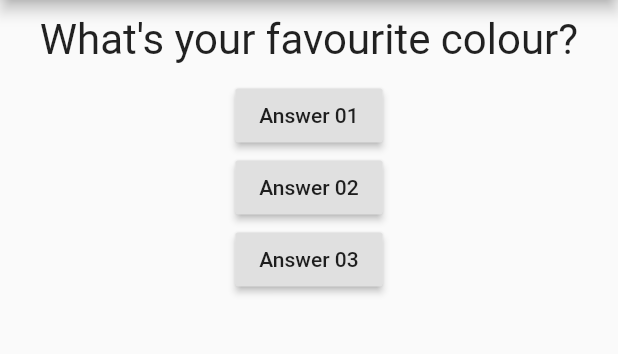
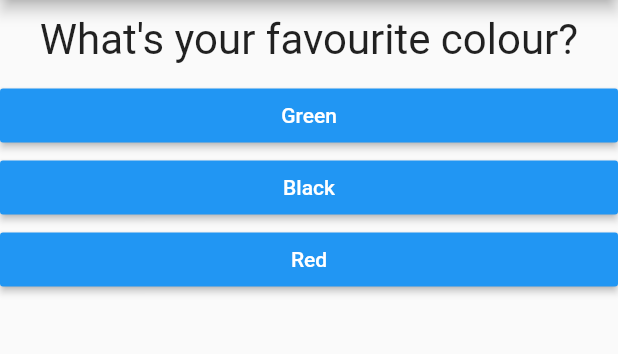
Before and after one commit to akalanka95/flutter, a Flutter app: the screen it shows after launch, on a phone screen of 412 x 824 dp, the part 84-438 px from its top. Run offline on Flutter 3.47's test engine with Material 2 defaults, Android fonts, the phone set to English and light mode, and no system bars.

Commit message:
basic quiz app complete.

```diff
--- /dev/null
+++ b/flutter_basic/lib/answer.dart
@@ -0,0 +1,22 @@
+import 'package:flutter/material.dart';
+
+class Answer extends StatelessWidget {
+
+  final Function selectHandler;
+  final String answerText;
+
+  Answer(this.selectHandler , this.answerText);
+
+  @override
+  Widget build(BuildContext context) {
+    return Container(
+      width: double.infinity,
+      child: RaisedButton(
+        color: Colors.blue,
+        textColor: Colors.white,
+        child: Text(answerText),
+        onPressed: selectHandler,
+      ),
+    );
+  }
+}
--- a/flutter_basic/lib/main.dart
+++ b/flutter_basic/lib/main.dart
@@ -1,9 +1,9 @@
 import 'package:flutter/material.dart';
 
-import './question.dart';
+import './quiz.dart';
+import './result.dart';
 
 void main() => runApp(MyApp());
-
 
 class MyApp extends StatefulWidget {
   @override
@@ -14,43 +14,65 @@ class MyApp extends StatefulWidget {
 
 class _MyAppState extends State<MyApp> {
   var _questionIndex = 0;
+  var _totalScore = 0;
 
-  void _answerQuestion(){
-    setState((){
-       _questionIndex = _questionIndex + 1;
+  final _questions = const [
+    {
+      'questionText': 'What\'s your favourite colour?',
+      'answers': [
+        {'text': 'Green', 'score': 10},
+        {'text': 'Black', 'score': 8},
+        {'text': 'Red', 'score': 5}
+      ],
+    },
+    {
+      'questionText': 'What\'s your favourite sport?',
+      'answers': [
+        {'text': 'Cricket', 'score': 20},
+        {'text': 'FootBall', 'score': 10},
+        {'text': 'Rugby', 'score': 0}
+      ],
+    },
+    {
+      'questionText': 'What\'s your favourite animal?',
+      'answers': [
+        {'text': 'Rabbit', 'score': 40},
+        {'text': 'Elephant', 'score': 30},
+        {'text': 'Snake', 'score': 20},
+        {'text': 'Lion', 'score': 10}
+      ],
+    },
+  ];
+
+  void _resetQuiz() {
+    setState(() {
+      _questionIndex = 0;
+      _totalScore = 0;
     });
-    print(_questionIndex);
+  }
+
+  void _answerQuestion(int score) {
+    _totalScore += score;
+
+    setState(() {
+      _questionIndex = _questionIndex + 1;
+    });
   }
 
   @override
   Widget build(BuildContext context) {
-
-    var questions = [
-      'What\'s your favourite colour?',
-      'What\'s your favourite sport?',
-    ];
     return MaterialApp(
       home: Scaffold(
         appBar: AppBar(
           title: Text('My First App'),
         ),
-        body: Column(
-           children: <Widget>[
-             Question(questions[_questionIndex]),
-             RaisedButton(
-               child: Text('Answer 01'),
-               onPressed: _answerQuestion,
-             ),
-             RaisedButton(
-               child: Text('Answer 02'),
-               onPressed: _answerQuestion,
-             ),
-            RaisedButton(
-               child: Text('Answer 03'),
-               onPressed: _answerQuestion,
-             ),
-           ],
-        ),
+        body: _questionIndex < _questions.length
+            ? Quiz(
+                answerQuestion: _answerQuestion,
+                questionIndex: _questionIndex,
+                questions: _questions,
+              )
+            : Result(_totalScore , _resetQuiz),
       ),
     );
   }
--- /dev/null
+++ b/flutter_basic/lib/quiz.dart
@@ -0,0 +1,27 @@
+import 'package:flutter/material.dart';
+
+import './question.dart';
+import './answer.dart';
+
+class Quiz extends StatelessWidget {
+  final List<Map<String, Object>> questions;
+  final int questionIndex;
+  final Function answerQuestion;
+
+  Quiz(
+      {@required this.questions,
+      @required this.answerQuestion,
+      @required this.questionIndex});
+
+  @override
+  Widget build(BuildContext context) {
+    return Column(
+      children: <Widget>[
+        Question(questions[questionIndex]['questionText']),
+        ...(questions[questionIndex]['answers'] as List<Map<String,Object>>).map((answer) {
+          return Answer(() => answerQuestion(answer['score']), answer['text']);
+        }).toList()
+      ],
+    );
+  }
+}
```
Also changed, not shown: flutter_basic/lib/result.dart (added, +40 -0 lines).
